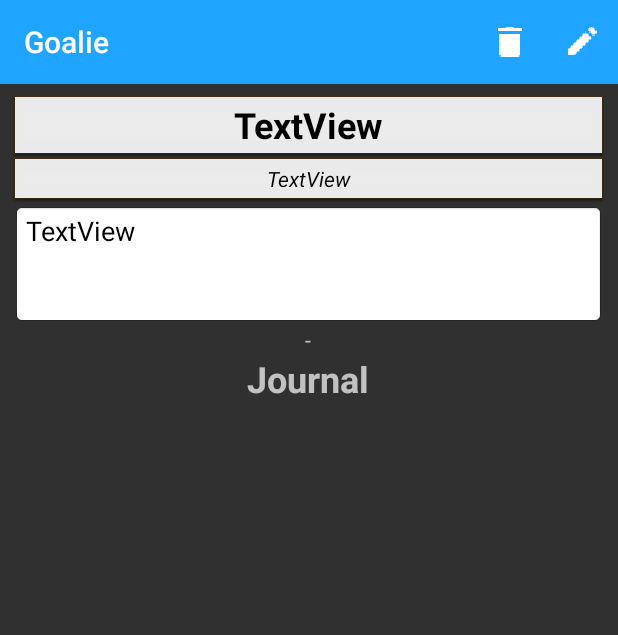
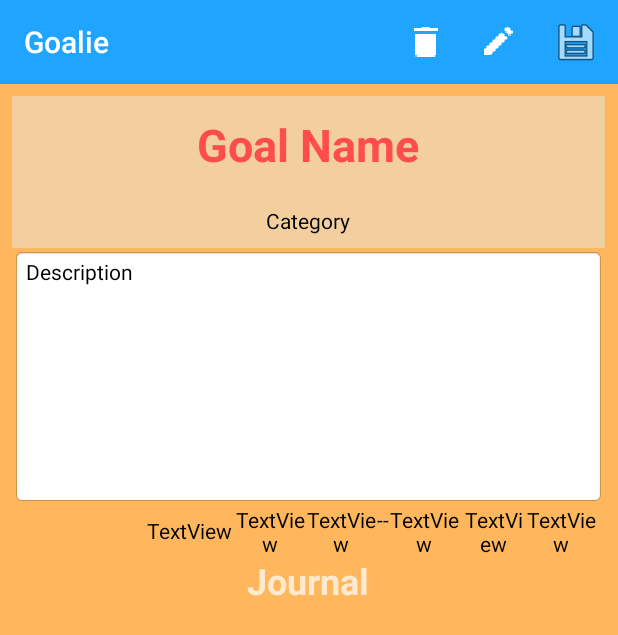
Before and after one commit to khuonghieu/Goalie, an Android app: the ViewGoal screen opened directly, with no data from a screen before it, on a phone screen of 412 x 824 dp. Shown: the top 635 px of the screen. Run offline under Robolectric (Android 15) with nearby library versions, the phone set to English and light mode, and no system bars; 1 statement that could not run was skipped.

Commit message:
Fixed merge conflicts.

```diff
--- a/app/src/main/java/edu/temple/goalie/Activities/MainActivity.java
+++ b/app/src/main/java/edu/temple/goalie/Activities/MainActivity.java
@@ -36,6 +36,7 @@ public class MainActivity extends AppCompatActivity {
                 mDBHelper.ENDDAY, mDBHelper.ENDMONTH, mDBHelper.ENDYEAR};
 
         final String[] column = {mDBHelper.ID, mDBHelper.TITLE, mDBHelper.CATEGORY,
+
                 mDBHelper.STARTDAY, mDBHelper.STARTMONTH, mDBHelper.STARTYEAR,
                 mDBHelper.ENDDAY, mDBHelper.ENDMONTH, mDBHelper.ENDYEAR};
 
--- a/app/src/main/res/layout/activity_view_goal.xml
+++ b/app/src/main/res/layout/activity_view_goal.xml
@@ -10,15 +10,21 @@
         android:id="@+id/createGoalToolbar"
         android:layout_width="match_parent"
         android:layout_height="wrap_content"
-        android:background="@color/SIGN_UP_BLOCK_COLOR"
+
+        android:background="@color/Blue"
+
         android:minHeight="?attr/actionBarSize"
         android:visibility="visible"
+        app:layout_constraintEnd_toEndOf="parent"
+        app:layout_constraintStart_toStartOf="parent"
         app:titleTextColor="@android:color/white"></android.support.v7.widget.Toolbar>
 
     <android.support.constraint.ConstraintLayout
         android:layout_width="match_parent"
         android:layout_height="match_parent"
+        android:background="@color/BACKGROUND_COLOR"
         tools:context=".Activities.ViewGoal">
+
 
         <LinearLayout
             android:layout_width="395dp"
@@ -28,6 +34,7 @@
             android:layout_marginEnd="8dp"
             android:layout_marginBottom="8dp"
             android:orientation="vertical"
+            android:background="@color/BACKGROUND_COLOR"
             app:layout_constraintBottom_toBottomOf="parent"
             app:layout_constraintEnd_toEndOf="parent"
             app:layout_constraintHorizontal_bias="0.0"
@@ -38,36 +45,34 @@
             <TextView
                 android:id="@+id/ViewGoalTitle"
                 android:layout_width="match_parent"
-                android:layout_height="41dp"
-                android:background="@android:drawable/editbox_dropdown_light_frame"
+                android:layout_height="65dp"
+                android:background="@color/DARK_BACKGROUND_COLOR"
                 android:gravity="center_horizontal|center_vertical"
-                android:text="TextView"
-                android:textColor="@color/QUOTE_TEXT_COLOR"
-                android:textSize="24sp"
+                android:lineSpacingExtra="50sp"
+                android:text="Goal Name"
+                android:textColor="@color/pinkRed"
+                android:textSize="30sp"
                 android:textStyle="bold" />
 
             <TextView
                 android:id="@+id/ViewGoalCategory"
                 android:layout_width="match_parent"
-                android:layout_height="30dp"
-                android:background="@android:drawable/editbox_dropdown_light_frame"
+                android:layout_height="36dp"
+                android:background="@color/DARK_BACKGROUND_COLOR"
                 android:gravity="center_horizontal|center_vertical"
-                android:text="TextView"
-                android:textColor="@color/QUOTE_TEXT_COLOR"
-                android:textSize="14sp"
-                android:textStyle="italic" />
 
+                android:text="Category"
+                android:textColor="@android:color/black" />
             <TextView
                 android:id="@+id/ViewGoalDescription"
                 android:layout_width="match_parent"
-                android:layout_height="81dp"
+                android:layout_height="171dp"
                 android:background="@android:drawable/editbox_background_normal"
-                android:text="TextView"
-                android:textColor="@color/QUOTE_TEXT_COLOR"
-                android:textSize="18sp" />
+                android:text="Description"
+                android:textColor="@android:color/black" />
 
             <LinearLayout
-                android:layout_width="match_parent"
+                android:layout_width="390dp"
                 android:layout_height="wrap_content"
                 android:orientation="horizontal">
 
@@ -79,57 +84,64 @@
 
                 <TextView
                     android:id="@+id/ViewGoalStartDay"
-                    android:layout_width="24dp"
+                    android:layout_width="60dp"
                     android:layout_height="match_parent"
-                    android:gravity="center_horizontal|center_vertical" />
-
+                    android:gravity="center_horizontal|center_vertical"
+                    android:text="TextView"
+                    android:textColor="@color/QUOTE_TEXT_COLOR" />
                 <TextView
                     android:id="@+id/ViewGoalStartMonth"
-                    android:layout_width="wrap_content"
+                    android:layout_width="60dp"
                     android:layout_height="match_parent"
                     android:layout_weight="1"
-                    android:gravity="center_horizontal|center_vertical" />
+
+                    android:gravity="center_horizontal|center_vertical"
+                    android:text="TextView"
+                    android:textColor="@color/QUOTE_TEXT_COLOR" />
 
                 <TextView
                     android:id="@+id/ViewGoalStartYear"
-                    android:layout_width="wrap_content"
+                    android:layout_width="60dp"
                     android:layout_height="match_parent"
                     android:layout_weight="1"
-                    android:gravity="center_horizontal|center_vertical" />
+                    android:gravity="center_horizontal|center_vertical"
+                    android:text="TextView"
+                    android:textColor="@color/QUOTE_TEXT_COLOR" />
 
                 <TextView
                     android:id="@+id/textView2"
                     android:layout_width="wrap_content"
                     android:layout_height="wrap_content"
                     android:gravity="center_horizontal|center_vertical"
-                    android:text=" - " />
+                    android:text="--"
+                    android:textColor="@android:color/black" />
 
                 <TextView
                     android:id="@+id/ViewGoalEndDay"
-                    android:layout_width="wrap_content"
+                    android:layout_width="60dp"
                     android:layout_height="match_parent"
                     android:layout_weight="1"
-                    android:gravity="center_horizontal|center_vertical" />
+                    android:gravity="center_horizontal|center_vertical"
+                    android:text="TextView"
+                    android:textColor="@color/QUOTE_TEXT_COLOR" />
 
                 <TextView
                     android:id="@+id/ViewGoalEndMonth"
                     android:layout_width="wrap_content"
                     android:layout_height="match_parent"
                     android:layout_weight="1"
-                    android:gravity="center_horizontal|center_vertical" />
+                    android:gravity="center_horizontal|center_vertical"
+                    android:text="TextView"
+                    android:textColor="@color/QUOTE_TEXT_COLOR" />
 
                 <TextView
                     android:id="@+id/ViewGoalEndYear"
-                    android:layout_width="wrap_content"
-                    android:layout_height="match_parent"
+                    android:layout_width="60dp"
+                    android:layout_height="34dp"
                     android:layout_weight="1"
-                    android:gravity="center_horizontal|center_vertical" />
-
-                <TextView
-                    android:id="@+id/textView4"
-                    android:layout_width="100dp"
-                    android:layout_height="match_parent"
-                    android:layout_weight="1" />
+                    android:gravity="center_horizontal|center_vertical"
+                    android:text="TextView"
+                    android:textColor="@color/QUOTE_TEXT_COLOR" />
 
             </LinearLayout>
 
--- a/app/src/main/res/menu/menu_viewgoal.xml
+++ b/app/src/main/res/menu/menu_viewgoal.xml
@@ -13,5 +13,10 @@
         android:icon="@drawable/ic_edit"
         android:title="Edit Goal"
         app:showAsAction="always"></item>
-
+    <item
+        android:id="@+id/editJournal"
+        android:icon="@android:drawable/ic_menu_save"
+        android:title="Journal"
+        android:visible="true"
+        app:showAsAction="always"></item>
 </menu>
--- a/app/src/main/res/values/colors.xml
+++ b/app/src/main/res/values/colors.xml
@@ -4,8 +4,9 @@
     <color name="colorPrimaryDark">#00574B</color>
     <color name="colorAccent">#461B1B</color>
     <color name="LOG_IN_TEXT_COLOR">#FFFFFF</color>
-    <color name="LOG_IN_BLOCK_COLOR">#FF4C4C</color>
-    <color name="SIGN_UP_BLOCK_COLOR">#1FA5FF</color>
+    <color name="pinkRed">#FF4C4C</color>
+    <color name="Blue">#1FA5FF</color>
     <color name="BACKGROUND_COLOR">#FFB75E</color>
+    <color name="DARK_BACKGROUND_COLOR">#F3CFA0</color>
     <color name="QUOTE_TEXT_COLOR">#000000</color>
 </resources>
--- a/app/src/main/res/values/strings.xml
+++ b/app/src/main/res/values/strings.xml
@@ -7,4 +7,5 @@
     <string name="nav_header_subtitle">android.studio@android.com</string>
     <string name="nav_header_desc">Navigation header</string>
     <string name="action_settings">Settings</string>
+    <string name="title_activity_journal">Journal</string>
 </resources>
```
Also changed, not shown: app/src/main/AndroidManifest.xml (+6 -2 lines), app/src/main/res/layout/activity_create_goal.xml (+25 -17 lines), app/src/main/res/layout/activity_main.xml (+27 -4 lines), app/src/main/res/layout/list_entry.xml (+112 -84 lines), app/src/main/res/layout/log_in.xml (+27 -10 lines).
